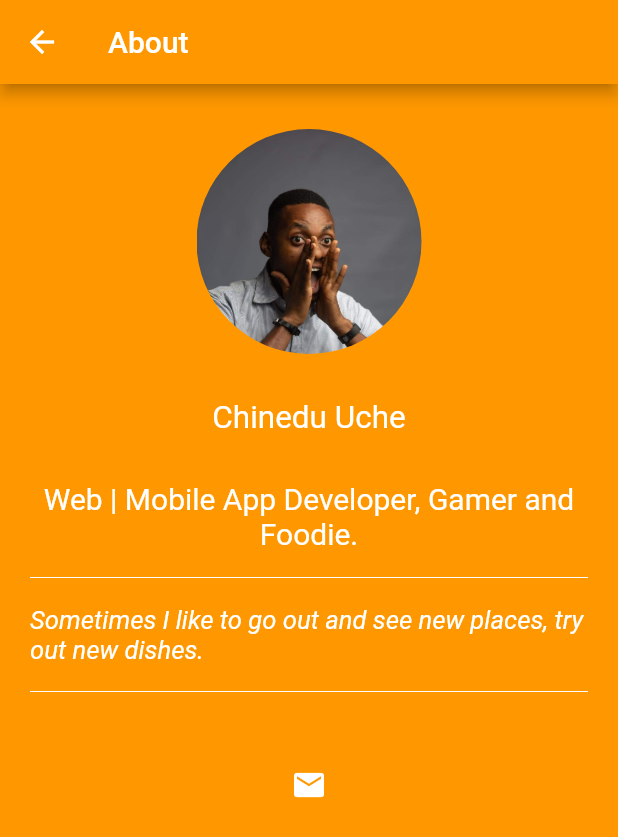
After one commit to chynerdu/eazy-note, a Flutter app: the AboutDev screen opened directly, on a phone screen of 412 x 824 dp. The commit adds this screen. Shown: the top 837 px of the screen. Run offline on Flutter 3.47's test engine with Material 2 defaults, Android fonts, the phone set to English and light mode, and no system bars; our stand-ins replace connectivity, fancy_bottom_navigation, flushbar, flutter_speed_dial, intro_slider, liquid_pull_to_refresh and 5 more; missing offline and left inert: zefyr; accounts and stored records are empty; Roboto replaces fonts that are missing (Hind); statements that could not run were skipped.

Commit message:
added about page

```diff
--- /dev/null
+++ b/eazynote/lib/pages/about.dart
@@ -0,0 +1,124 @@
+import 'package:flutter/material.dart';
+import 'package:scoped_model/scoped_model.dart';
+import '../scoped-models/main.dart';
+// import '../scoped-models/main.dart';
+
+
+
+class AboutDev extends StatefulWidget {
+
+
+  @override
+  State<StatefulWidget> createState() {
+    return _AboutDevState();
+  }
+}
+
+class _AboutDevState extends State<AboutDev> {
+  // initState() {
+  //   widget.model.deleteDatabase();
+  //   // widget.model.currentDate;
+  //   super.initState();
+  // }
+  // components
+  DecorationImage _buildBackgroundImage() {
+    return new DecorationImage(
+      // fit: BoxFit.cover,
+      colorFilter:
+      ColorFilter.mode(Colors.black.withOpacity(0.2), BlendMode.darken),
+      image: AssetImage('assets/note.jpg'),
+      // image: new ExactAssetImage("assets/note.jpg"),
+      fit: BoxFit.cover,
+
+    );
+  }
+
+
+
+
+  Widget build(BuildContext context) {
+    final double deviceWidth = MediaQuery.of(context).size.width;
+    final double targetWidth = deviceWidth > 550.0 ? 500.0 : deviceWidth * 0.95;
+    final String assetName = 'assets/chi3.jpg';
+    return ScopedModelDescendant<MainModel>(
+      builder: (BuildContext context, Widget child, MainModel model) {
+      return Scaffold(
+      appBar: AppBar(
+        title: Text('About'),
+      ),
+      body: Stack(
+        children:<Widget>[
+          Container(
+            // padding: EdgeInsets.only(left: 20.0, right: 20.0, top: 50.0, bottom: 10.0),
+            decoration: new BoxDecoration(
+              color: Theme.of(context).buttonColor,
+
+            ),
+          ),
+          Positioned(
+            bottom: 0.0,
+            top:10.0,
+            left: 20.0,
+            right: 20.0,
+            child: SingleChildScrollView(
+              child: Container(
+                // alignment: Alignment.centerLeft,
+                width: targetWidth,
+                  child: Column(
+                    children: <Widget>[
+                      SizedBox(height: 20.0,),
+                      Container(
+                        width: 150.0,
+                        height: 150.0,
+                        decoration: new BoxDecoration(
+                          shape: BoxShape.circle,
+                          image: new DecorationImage(
+                              fit: BoxFit.cover,
+                              image: new AssetImage(
+                                  assetName)
+                          )
+                        )),
+                        SizedBox(height: 30.0),
+                        new Text("Chinedu Uche",
+                          textScaleFactor: 1.5,
+                          style: TextStyle(color:Colors.white)
+                        ),
+                        SizedBox(height: 30.0,),
+                      Container(
+                        // alignment: Alignment.centerLeft,
+                        child: Text(
+                          "Web | Mobile App Developer, Gamer and Foodie.",
+                          textAlign: TextAlign.center,
+                          // overflow: TextOverflow.ellipsis,
+                          style: new TextStyle(fontSize: 20.0, color:Colors.white),
+                        ),
+                      ),
+                      SizedBox(height: 10.0,),
+                      Divider(color: Colors.white),
+                      SizedBox(height: 10.0,),
+                      Container(
+                        child: Text("Sometimes I like to go out and see new places, try out new dishes.",
+                            style: TextStyle(fontSize: 17.0, color:Colors.white, fontStyle: FontStyle.italic)
+                          ),
+                      ),
+                      SizedBox(height: 10.0,),
+                      Divider(color: Colors.white),
+                      SizedBox(height: 30.0,),
+                      new IconButton(icon: new Icon(Icons.email, color: Colors.white,), onPressed: () {
+
+                      }),
+
+
+                    ]
+                  )
+
+              )
+            )
+            //  )
+          )
+        ]
+      )
+    );
+  });
+  }
+}
--- a/eazynote/lib/pages/note.dart
+++ b/eazynote/lib/pages/note.dart
@@ -179,7 +179,7 @@ class _NotePage extends State<NotePage> {
             Container(
               decoration: new BoxDecoration(
                 // image: _buildBackgroundImage(),
-                color: Colors.orangeAccent
+                color: Theme.of(context).buttonColor
               ),
               // color: Colors.red,
               padding: EdgeInsets.all(15.0),
--- a/eazynote/pubspec.yaml
+++ b/eazynote/pubspec.yaml
@@ -46,6 +46,7 @@ dependencies:
 
 
 
+
 dev_dependencies:
   flutter_test:
     sdk: flutter
@@ -68,6 +69,7 @@ flutter:
     - assets/intro1.png
     - assets/intro2.png
     - assets/intro3.png
+    - assets/chi3.jpg
 
   # To add assets to your application, add an assets section, like this:
   # assets:
```
Also changed, not shown: eazynote/lib/main.dart (+6 -15 lines), eazynote/lib/pages/notes.dart (+94 -55 lines), eazynote/assets/chi3.jpg (added).
